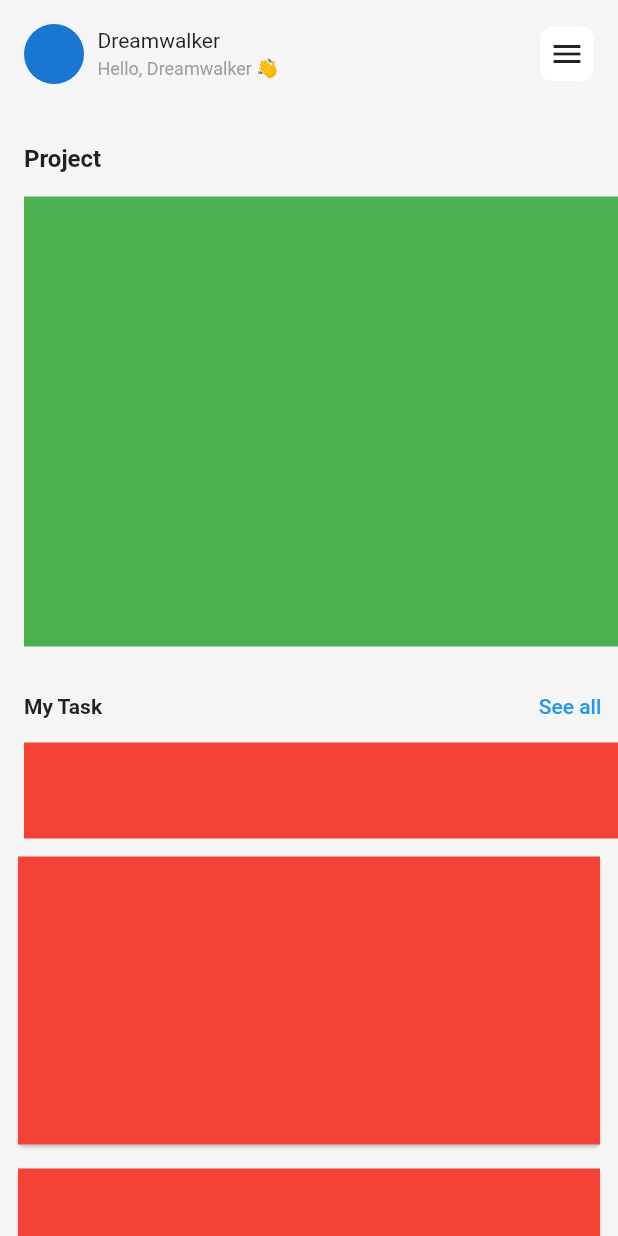
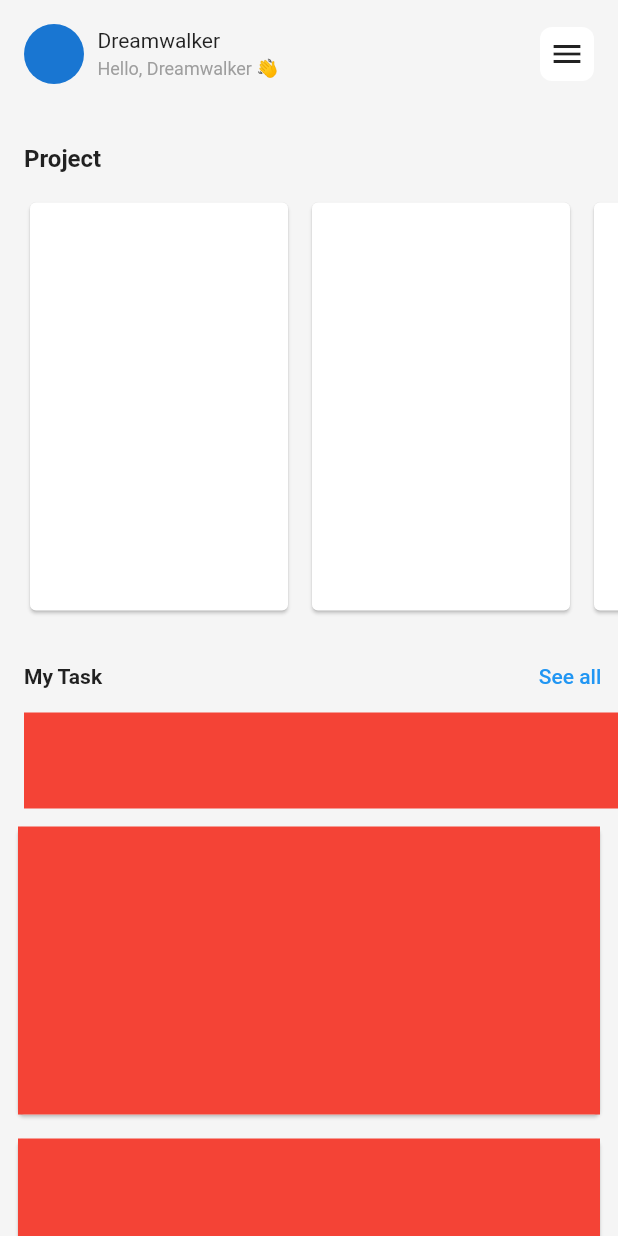
Before and after one commit to JAICHANGPARK/flutter_notebook_18th_story, a Flutter app: the screen it shows after launch, on a phone screen of 412 x 824 dp. Run offline on Flutter 3.47's test engine with Material 2 defaults, Android fonts, the phone set to English and light mode, and no system bars; our stand-ins replace cached_network_image, flutter_lorem, flutter_riverpod, flutter_svg, freezed_annotation, go_router and 2 more.

Commit message:
Update task_management_main_page.dart

```diff
--- a/lib/ep1066_task_mng_app/src/ui/task_management_main_page.dart
+++ b/lib/ep1066_task_mng_app/src/ui/task_management_main_page.dart
@@ -70,10 +70,29 @@ class _TaskManagementMainPageState extends State<TaskManagementMainPage> {
                     Padding(
                       padding: const EdgeInsets.fromLTRB(16, 0, 0, 8),
                       child: Container(
-                        height: 300,
-                        decoration: const BoxDecoration(
-                          color: Colors.green,
-                        ),
+                        height: 280,
+                        // decoration: const BoxDecoration(
+                        //   color: Colors.green,
+                        // ),
+                        child: ListView.builder(
+                          scrollDirection: Axis.horizontal,
+                          itemBuilder: (context, index){
+                            return Padding(
+                              padding: const EdgeInsets.only(right: 8),
+                              child: SizedBox(
+                                width: 180,
+                                child: Card(
+                                  child: Column(
+                                    children: [
+
+                                    ],
+                                  ),
+                                ),
+                              ),
+                            );
+                          },
+
+                        itemCount: 10,),
                       ),
                     ),
                     const SizedBox(
```
